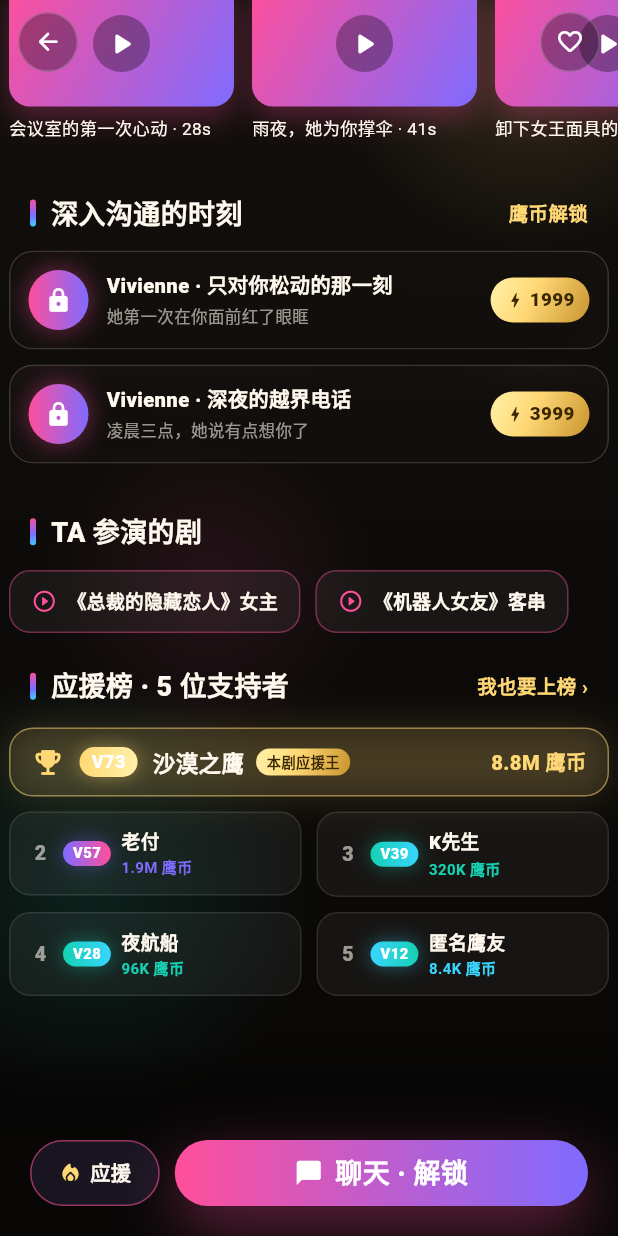
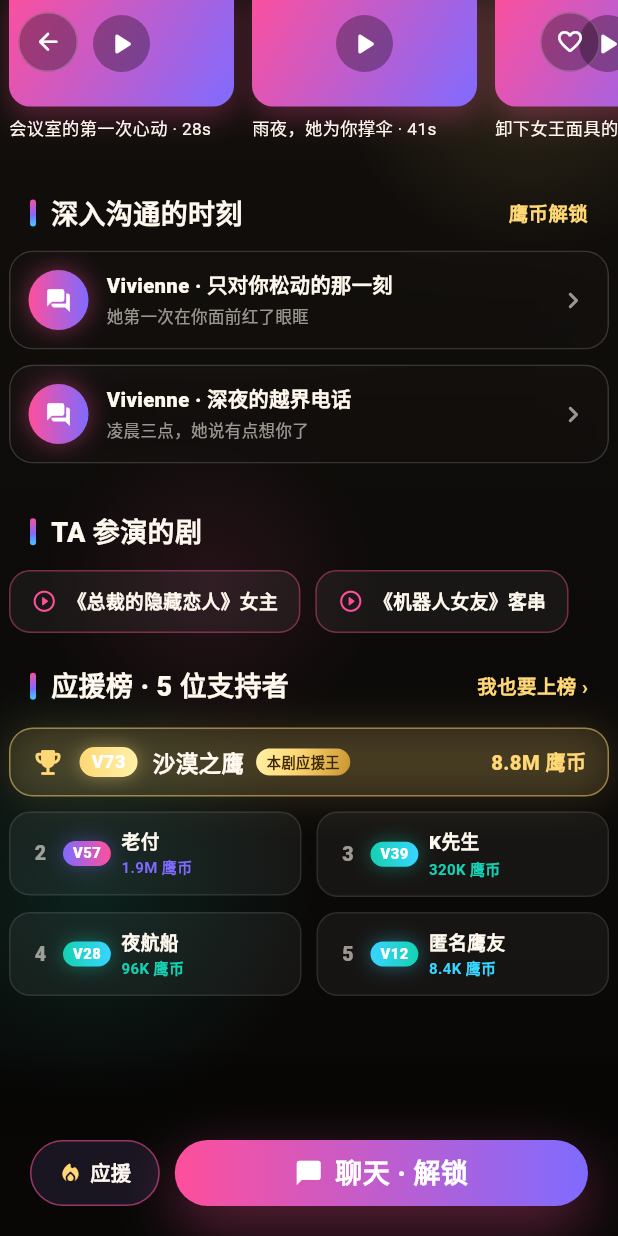
Before and after one commit to fubill409-create/falconflix-flutter, a Flutter app: the CharacterDetailScreen screen opened directly with sample values from the repository, scrolled down 1129 dp, on a phone screen of 412 x 824 dp. Run offline on Flutter 3.47's test engine with Material 3 defaults, Android fonts, the phone set to English and light mode, and no system bars; drawn by our look-alikes of flutter_animate; our stand-ins replace cached_network_image, firebase_core, firebase_messaging, flutter_cache_manager, google_sign_in, image_picker and 6 more; missing offline and left inert: flutter_web_auth_2, flutter_webrtc, record, web_socket_client; accounts and stored records are empty; network calls fail.

Commit message:
G2.1b: 角色'深入沟通的时刻'假鹰币按钮→进真AI陪聊(预填该时刻主题),去掉假价/锁;复扫确认无live假按钮(PartnerScreen/PlaceholderScreen为死码不可达)

```diff
--- a/lib/screens/ai_chat_screen.dart
+++ b/lib/screens/ai_chat_screen.dart
@@ -21,7 +21,9 @@ import 'login_screen.dart';
 /// 能量耗尽前的「每条扣能」只是客户端限速门，真正花钱的只有「充能」这一步。
 class AiChatScreen extends StatefulWidget {
   final AiCharacter character;
-  const AiChatScreen({super.key, required this.character});
+  /// 从「深入沟通的时刻」进来时带该时刻主题，预填进输入框当开场话题（不自动发送）。
+  final String? openingTopic;
+  const AiChatScreen({super.key, required this.character, this.openingTopic});
 
   @override
   State<AiChatScreen> createState() => _AiChatScreenState();
@@ -52,6 +54,8 @@ class _AiChatScreenState extends State<AiChatScreen> {
   void initState() {
     super.initState();
     _msgs.add(_Msg(widget.character.greeting, false));
+    final seed = widget.openingTopic?.trim() ?? '';
+    if (seed.isNotEmpty) _ctrl.text = seed; // 预填开场话题，用户点发送即真聊
   }
 
   @override
--- a/lib/screens/character_detail_screen.dart
+++ b/lib/screens/character_detail_screen.dart
@@ -761,8 +761,10 @@ class _CharacterDetailScreenState extends State<CharacterDetailScreen>
             Padding(
               padding: const EdgeInsets.only(bottom: 10),
               child: Bounce(
-                onTap: () => _toast(AppLocalizations.of(context)
-                    .cd_momentToastFmt(c.moments[i].title)),
+                // 「深入沟通的时刻」→ 进真·AI 陪聊，把该时刻主题预填为开场话题（不再是假鹰币占位按钮）。
+                onTap: () => Navigator.of(context).push(MaterialPageRoute(
+                    builder: (_) => AiChatScreen(
+                        character: c, openingTopic: c.moments[i].title))),
                 child: Glass(
                   radius: 16,
                   padding: const EdgeInsets.all(12),
@@ -781,7 +783,7 @@ class _CharacterDetailScreenState extends State<CharacterDetailScreen>
                                 blurRadius: 14),
                           ],
                         ),
-                        child: const Icon(Icons.lock_rounded,
+                        child: const Icon(Icons.forum_rounded,
                             color: Colors.white, size: 18),
                       ),
                       const SizedBox(width: 12),
@@ -806,27 +808,8 @@ class _CharacterDetailScreenState extends State<CharacterDetailScreen>
                         ),
                       ),
                       const SizedBox(width: 8),
-                      Container(
-                        padding: const EdgeInsets.symmetric(
-                            horizontal: 10, vertical: 6),
-                        decoration: BoxDecoration(
-                          gradient: FF.goldGradient,
-                          borderRadius: BorderRadius.circular(999),
-                        ),
-                        child: Row(
-                          mainAxisSize: MainAxisSize.min,
-                          children: [
-                            const Icon(Icons.bolt_rounded,
-                                color: Color(0xFF3A2700), size: 13),
-                            const SizedBox(width: 3),
-                            Text('${c.moments[i].coins}',
-                                style: const TextStyle(
-                                    color: Color(0xFF3A2700),
-                                    fontSize: 12.5,
-                                    fontWeight: FontWeight.w900)),
-                          ],
-                        ),
-                      ),
+                      const Icon(Icons.chevron_right_rounded,
+                          color: FF.dim, size: 22),
                     ],
                   ),
                 ),
```
